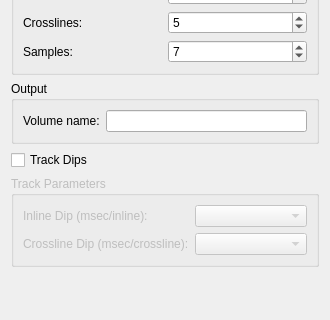
Qt form ProzessUI/semblancevolumedialog.ui (fsoos74/su) before a commit; both pictures show x 0 to 330 and y 86 to 406 of the 330 by 508 pixel window.
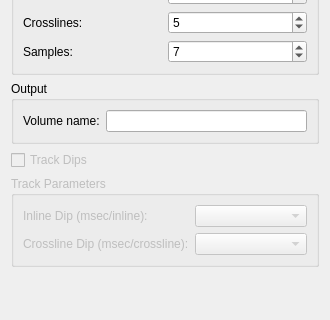
The same form after that commit. Icons and pictures are not drawn.

```diff
--- a/ProzessUI/semblancevolumedialog.ui
+++ b/ProzessUI/semblancevolumedialog.ui
@@ -138,6 +138,9 @@
    </item>
    <item>
     <widget class="QCheckBox" name="cbTrack">
+     <property name="enabled">
+      <bool>false</bool>
+     </property>
      <property name="text">
       <string>Track Dips</string>
      </property>
```
